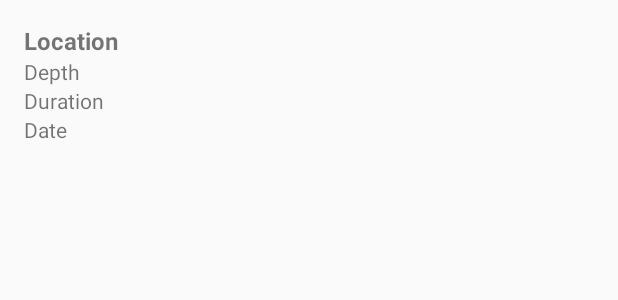
After one commit to ChrisMaher3/Dive-Log, an Android app: the layout dive_list_item.xml on its own in the app's theme, with its tools: preview values and no code run, on a phone screen of 412 x 824 dp. The commit adds this screen. Shown: the top 300 px of the screen. Run offline under Robolectric (Android 15) with nearby library versions, the phone set to English and light mode, and no system bars.

```diff
--- a/app/src/main/java/com/example/divelog/DiveRepository.kt
+++ b/app/src/main/java/com/example/divelog/DiveRepository.kt
@@ -3,25 +3,24 @@ package com.example.divelog
 import android.content.ContentValues
 import android.content.Context
 import android.database.Cursor
+import android.database.sqlite.SQLiteDatabase
 
 class DiveRepository(context: Context) {
 
     private val dbHelper = DiveDatabaseHelper(context)
 
-    // Method to add a new dive to the database
     fun addDive(dive: Dive) {
         val db = dbHelper.writableDatabase
         val values = ContentValues().apply {
             put(DiveDatabaseHelper.COLUMN_LOCATION, dive.location)
             put(DiveDatabaseHelper.COLUMN_MAX_DEPTH, dive.maxDepth)
             put(DiveDatabaseHelper.COLUMN_DURATION, dive.duration)
-            put(DiveDatabaseHelper.COLUMN_DATE, dive.date) // Add date column for the dive date
+            put(DiveDatabaseHelper.COLUMN_DATE, dive.date) // Save the date
         }
         db.insert(DiveDatabaseHelper.TABLE_DIVES, null, values)
         db.close()
     }
 
-    // Method to retrieve all dives from the database
     fun getAllDives(): List<Dive> {
         val dives = mutableListOf<Dive>()
         val db = dbHelper.readableDatabase
@@ -44,7 +43,6 @@ class DiveRepository(context: Context) {
         return dives
     }
 
-    // Optional method to delete a dive
     fun deleteDive(dive: Dive) {
         val db = dbHelper.writableDatabase
         db.delete(DiveDatabaseHelper.TABLE_DIVES, "${DiveDatabaseHelper.COLUMN_LOCATION} = ?", arrayOf(dive.location))
--- /dev/null
+++ b/app/src/main/res/layout/dive_list_item.xml
@@ -0,0 +1,38 @@
+<?xml version="1.0" encoding="utf-8"?>
+<LinearLayout
+    xmlns:android="http://schemas.android.com/apk/res/android"
+    android:layout_width="match_parent"
+    android:layout_height="wrap_content"
+    android:orientation="vertical"
+    android:padding="16dp">
+
+    <TextView
+        android:id="@+id/locationTextView"
+        android:layout_width="wrap_content"
+        android:layout_height="wrap_content"
+        android:text="Location"
+        android:textSize="16sp"
+        android:textStyle="bold" />
+
+    <TextView
+        android:id="@+id/depthTextView"
+        android:layout_width="wrap_content"
+        android:layout_height="wrap_content"
+        android:text="Depth"
+        android:textSize="14sp" />
+
+    <TextView
+        android:id="@+id/durationTextView"
+        android:layout_width="wrap_content"
+        android:layout_height="wrap_content"
+        android:text="Duration"
+        android:textSize="14sp" />
+
+    <TextView
+        android:id="@+id/dateTextView"
+        android:layout_width="wrap_content"
+        android:layout_height="wrap_content"
+        android:text="Date"
+        android:textSize="14sp" />
+
+</LinearLayout>
```
Also changed, not shown: app/src/main/java/com/example/divelog/DiveAdapter.kt (+30 -34 lines), app/src/main/java/com/example/divelog/MyDivesFragment.kt (+95 -30 lines), app/src/main/java/com/example/divelog/dive.kt (+3 -8 lines), app/src/main/res/layout/fragment_my_dives.xml (+7 -15 lines).
